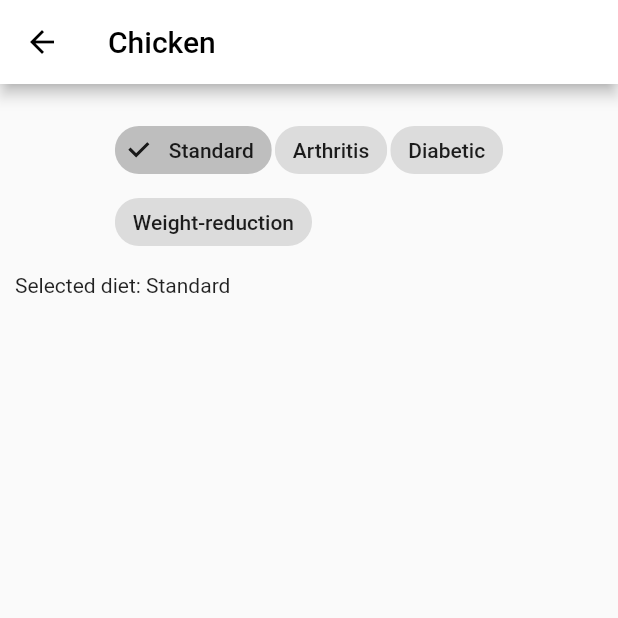
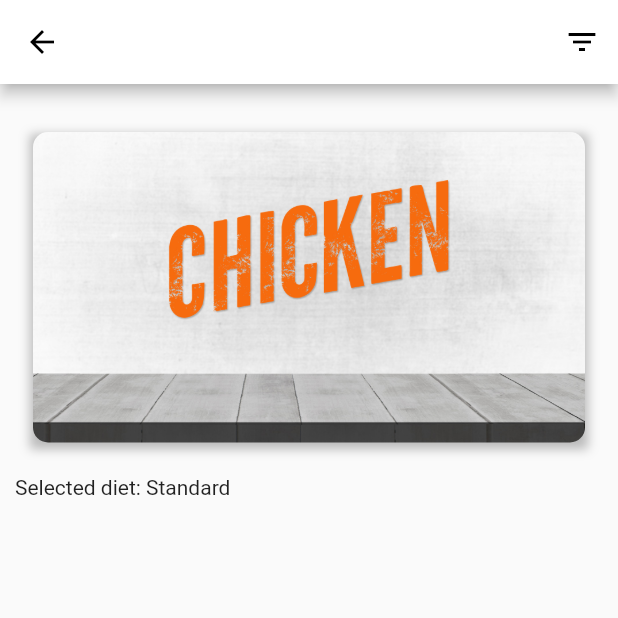
Before and after one commit to kaonapp/kaon, a Flutter app: the ChickenPage screen opened directly, on a phone screen of 412 x 824 dp, the top half of it. Run offline on Flutter 3.47's test engine with Material 2 defaults, Android fonts, the phone set to English and light mode, and no system bars; our stand-ins replace cloud_firestore, firebase_core, flutter_native_splash, get, youtube_player_flutter; accounts and stored records are empty.

Commit message:
Changed filter chips to dropdown filter. Added chicken banner to chicken page.

```diff
--- a/lib/categoryPage/chickenpage.dart
+++ b/lib/categoryPage/chickenpage.dart
@@ -41,13 +41,15 @@ class _ChickenPageState extends State<ChickenPage> {
   bool _showFloatingButton = false;
 
 //chips for filtering chicken diet options
-  String? _selectedDiet = 'Standard';
-  final List<String> _dietOptions = const [
-    'Standard',
-    'Arthritis',
-    'Diabetic',
-    'Weight-reduction'
-  ];
+  // String? _selectedDiet = 'Standard';
+  // final List<String> _dietOptions = const [
+  //   'Standard',
+  //   'Arthritis',
+  //   'Diabetic',
+  //   'Weight-reduction'
+  // ];
+
+  String? selectedHealthOption = 'Standard';
 
   @override
   Widget build(BuildContext context) {
@@ -55,11 +57,30 @@ class _ChickenPageState extends State<ChickenPage> {
       appBar: AppBar(
         //category name
         title: const Text(
-          'Chicken',
+          '',
           style: TextStyle(color: Colors.black),
         ),
         backgroundColor: Colors.white,
         iconTheme: const IconThemeData(color: Colors.black),
+        actions: <Widget>[
+          PopupMenuButton<String>(
+            icon: const Icon(Icons.filter_list),
+            onSelected: (String value) {
+              setState(() {
+                selectedHealthOption = value;
+              });
+            },
+            itemBuilder: (BuildContext context) {
+              return {'Standard', 'Arthritis', 'Diabetic', 'Weight-reduction'}
+                  .map((String choice) {
+                return PopupMenuItem<String>(
+                  value: choice,
+                  child: Text(choice),
+                );
+              }).toList();
+            },
+          ),
+        ],
       ),
       body: Container(
         padding: const EdgeInsets.only(
@@ -71,28 +92,52 @@ class _ChickenPageState extends State<ChickenPage> {
         child: Column(
           crossAxisAlignment: CrossAxisAlignment.start,
           children: [
-            Center(
-              child: Wrap(
-                runAlignment: WrapAlignment.spaceEvenly,
-                clipBehavior: Clip.antiAlias,
-                spacing: 2.0,
-                children: _dietOptions.map((option) {
-                  return FilterChip(
-                    label: Text(option),
-                    selected: _selectedDiet == option,
-                    onSelected: (selected) {
-                      setState(() {
-                        _selectedDiet = selected ? option : 'Standard';
-                      });
-                    },
-                  );
-                }).toList(),
+            // Banner image
+            Container(
+              decoration: BoxDecoration(
+                boxShadow: [
+                  BoxShadow(
+                    color: Colors.grey.withOpacity(0.7),
+                    spreadRadius: 2,
+                    blurRadius: 5,
+                    offset: const Offset(0, 3), // changes position of shadow
+                  ),
+                ],
+              ),
+              margin: const EdgeInsets.all(12.0),
+              child: ClipRRect(
+                borderRadius: BorderRadius.circular(10.0),
+                child: const Image(
+                  image: AssetImage(
+                    'assets/banners/banner_per_page/chicken.jpg',
+                  ),
+                  fit: BoxFit.cover,
+                ),
               ),
             ),
+            // filter chips
+            // Center(
+            //   child: Wrap(
+            //     runAlignment: WrapAlignment.spaceEvenly,
+            //     clipBehavior: Clip.antiAlias,
+            //     spacing: 2.0,
+            //     children: _dietOptions.map((option) {
+            //       return FilterChip(
+            //         label: Text(option),
+            //         selected: _selectedDiet == option,
+            //         onSelected: (selected) {
+            //           setState(() {
+            //             _selectedDiet = selected ? option : 'Standard';
+            //           });
+            //         },
+            //       );
+            //     }).toList(),
+            //   ),
+            // ),
             const SizedBox(
               height: 10,
             ),
-            Text("Selected diet: $_selectedDiet"),
+            Text("Selected diet: $selectedHealthOption"),
             const SizedBox(
               height: 10,
             ),
@@ -102,7 +147,7 @@ class _ChickenPageState extends State<ChickenPage> {
                 stream: _dishes
                     .orderBy('name', descending: false)
                     .where("category", isEqualTo: "Chicken")
-                    .where('diet', arrayContains: _selectedDiet)
+                    .where('diet', arrayContains: selectedHealthOption)
                     .snapshots(), //connects to DB //build connection
                 builder:
                     (context, AsyncSnapshot<QuerySnapshot> streamSnapshot) {
```
